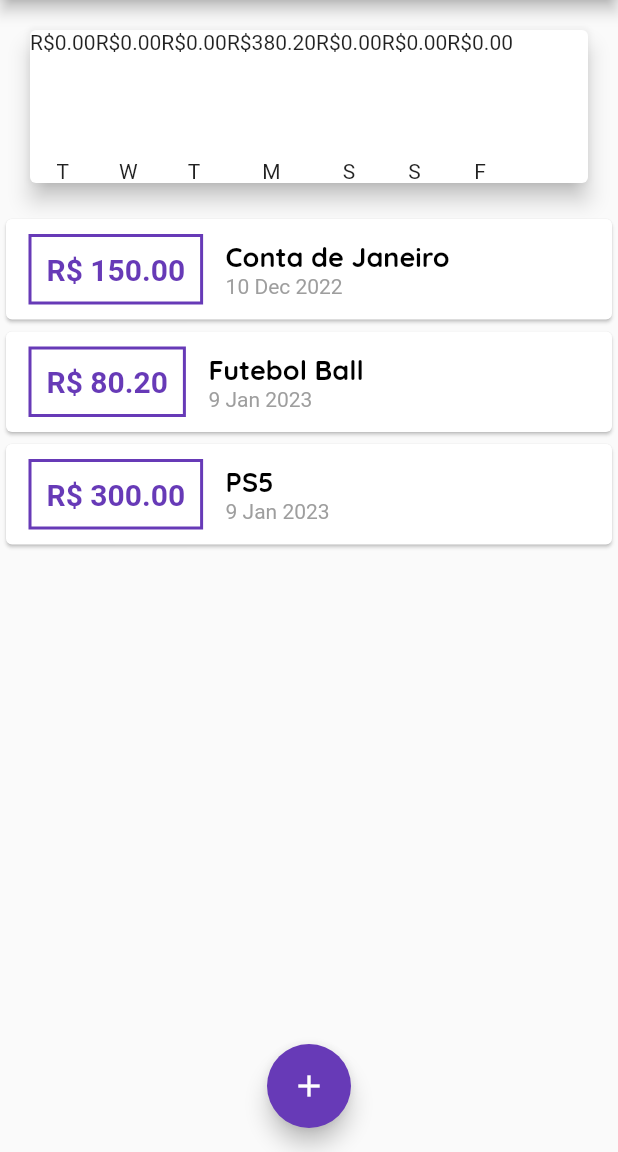
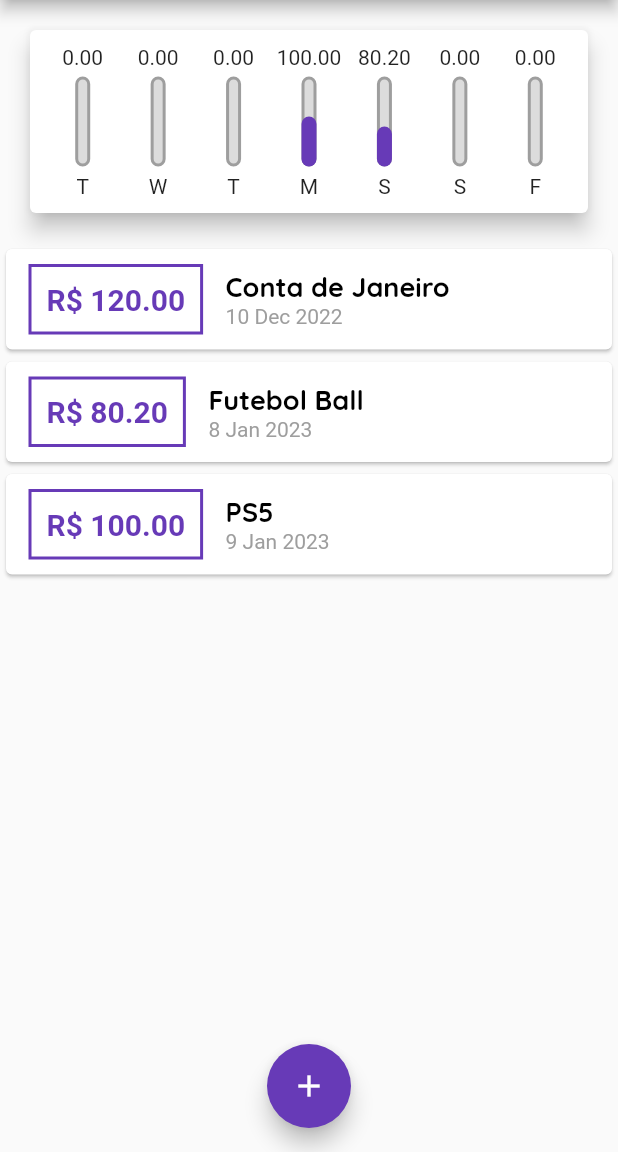
Before and after one commit to bielom43/ProjectApp-Despesas, a Flutter app: the screen it shows after launch, on a phone screen of 412 x 824 dp, the part 84-1236 px from its top. Run offline on Flutter 3.47's test engine with Material 2 defaults, Android fonts, the phone set to English and light mode, and no system bars.

Commit message:
updt chart bar

```diff
--- a/lib/components/chart.dart
+++ b/lib/components/chart.dart
@@ -33,20 +33,32 @@ class Chart extends StatelessWidget {
     });
   }
 
+  double get _weekTotalValue {
+    return groupedTransactions.fold(0.0, (sum, tr) {
+      return sum + (tr['Value'] as double);
+    });
+  }
+
   @override
   Widget build(BuildContext context) {
-    groupedTransactions;
     return Card(
       elevation: 6,
       margin: const EdgeInsets.all(20),
+      child: Padding(
+        padding: const EdgeInsets.all(10),
         child: Row(
+          mainAxisAlignment: MainAxisAlignment.spaceAround,
           children: groupedTransactions.map((tr) {
-          return ChartBar(
+            return Flexible(
+              fit: FlexFit.tight,
+              child: ChartBar(
                 label: tr['day'] as String,
                 value: tr['Value'] as double,
-            percentage: 0,
+                percentage: (tr['Value'] as double) / _weekTotalValue,
+              ),
             );
           }).toList(),
+        ),
       ),
     );
   }
--- a/lib/components/chart_Bar.dart
+++ b/lib/components/chart_Bar.dart
@@ -1,7 +1,7 @@
 import 'package:flutter/material.dart';
 
 class ChartBar extends StatelessWidget {
-  ChartBar({
+  const ChartBar({
     super.key,
     required this.label,
     required this.value,
@@ -16,16 +16,39 @@ class ChartBar extends StatelessWidget {
   Widget build(BuildContext context) {
     return Column(
       children: <Widget>[
-        Text('R\$${value.toStringAsFixed(2)}'),
-        SizedBox(height: 5),
-        Container(
+        FittedBox(
+          child: Text('${value.toStringAsFixed(2)}'),
+        ),
+        const SizedBox(height: 5),
+        SizedBox(
           height: 60,
           width: 10,
-          child: null,
+          child: Stack(
+            alignment: Alignment.bottomCenter,
+            children: <Widget>[
+              Container(
+                decoration: BoxDecoration(
+                  border: Border.all(
+                    color: Colors.grey,
+                    width: 2.0,
+                  ),
+                  color: const Color.fromRGBO(220, 220, 220, 1),
+                  borderRadius: BorderRadius.circular(5),
+                ),
+              ),
+              FractionallySizedBox(
+                heightFactor: percentage,
+                child: Container(
+                  decoration: BoxDecoration(
+                    color: Theme.of(context).colorScheme.primary,
+                    borderRadius: BorderRadius.circular(5),
+                  ),
+                ),
+              ),
+            ],
+          ),
         ),
-        SizedBox(
-          height: 5,
-        ),
+        const SizedBox(height: 5),
         Text(label),
       ],
     );
--- a/lib/main.dart
+++ b/lib/main.dart
@@ -50,27 +50,6 @@ class MyHomePage extends StatefulWidget {
 }
 
 class _MyHomePageState extends State<MyHomePage> {
-  final List<Transaction> _transactions = [
-    Transaction(
-      id: 'tran5',
-      title: 'Conta de Janeiro',
-      value: 150,
-      date: DateTime.now().subtract(const Duration(days: 33)),
-    ),
-    Transaction(
-      id: 'tran1',
-      title: 'Futebol Ball',
-      value: 80.2,
-      date: DateTime.now().subtract(const Duration(days: 3)),
-    ),
-    Transaction(
-      id: 'tran2',
-      title: 'PS5',
-      value: 300,
-      date: DateTime.now().subtract(const Duration(days: 3)),
-    )
-  ];
-
   List<Transaction> get _recenTransactions {
     return _transactions.where((tr) {
       return tr.date.isAfter(DateTime.now().subtract(
@@ -78,6 +57,27 @@ class _MyHomePageState extends State<MyHomePage> {
       ));
     }).toList();
   }
+
+  final List<Transaction> _transactions = [
+    Transaction(
+      id: 'tran5',
+      title: 'Conta de Janeiro',
+      value: 120,
+      date: DateTime.now().subtract(const Duration(days: 33)),
+    ),
+    Transaction(
+      id: 'tran1',
+      title: 'Futebol Ball',
+      value: 80.2,
+      date: DateTime.now().subtract(const Duration(days: 4)),
+    ),
+    Transaction(
+      id: 'tran2',
+      title: 'PS5',
+      value: 100,
+      date: DateTime.now().subtract(const Duration(days: 3)),
+    )
+  ];
 
   _addTransactions(String title, double value) {
     final newTrasaction = Transaction(
```
Lines whose indentation alone changed are shown as unchanged.
